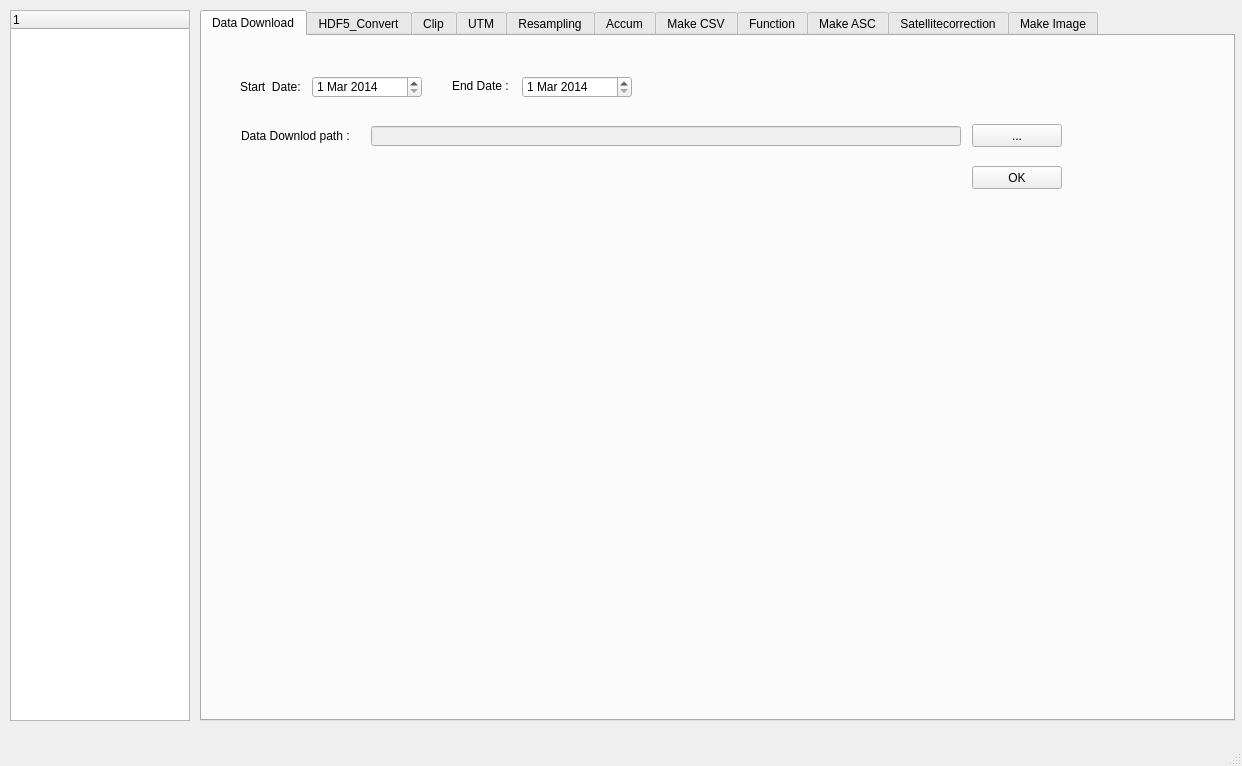
The window that GPM_dialog_base.ui (hermesys2017/GPM) describes before a commit, drawn with Qt 5.
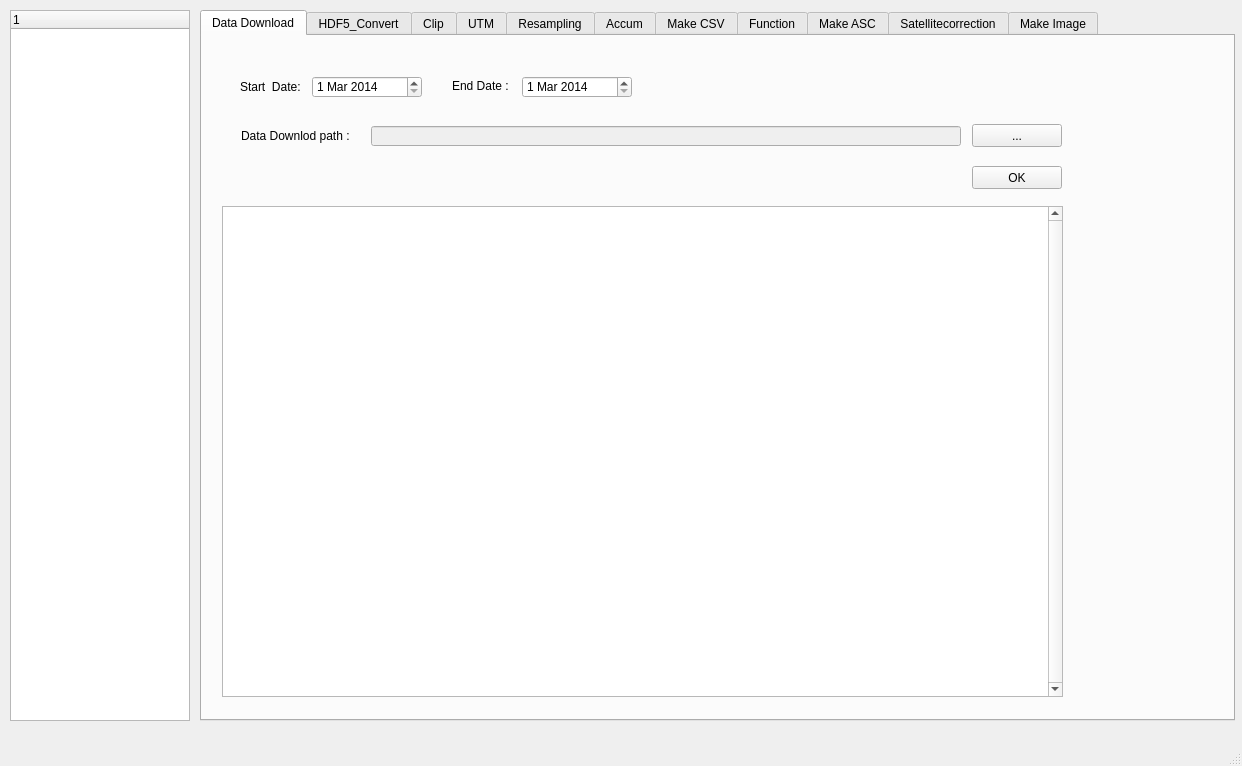
The same window after the commit.

```diff
--- a/GPM_dialog_base.ui
+++ b/GPM_dialog_base.ui
@@ -163,6 +163,19 @@
        <string>...</string>
       </property>
      </widget>
+     <widget class="QTextEdit" name="data_process_log">
+      <property name="geometry">
+       <rect>
+        <x>20</x>
+        <y>170</y>
+        <width>841</width>
+        <height>491</height>
+       </rect>
+      </property>
+      <property name="verticalScrollBarPolicy">
+       <enum>Qt::ScrollBarAlwaysOn</enum>
+      </property>
+     </widget>
     </widget>
     <widget class="QWidget" name="tab_8">
      <attribute name="title">
```
